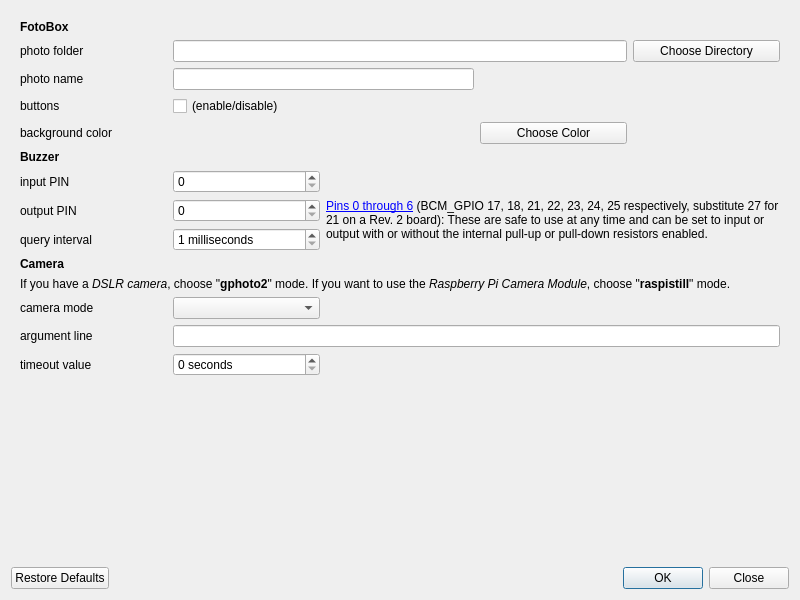
Above: preferences.ui from tomikais/fotobox before the change. Below: the same form after it.
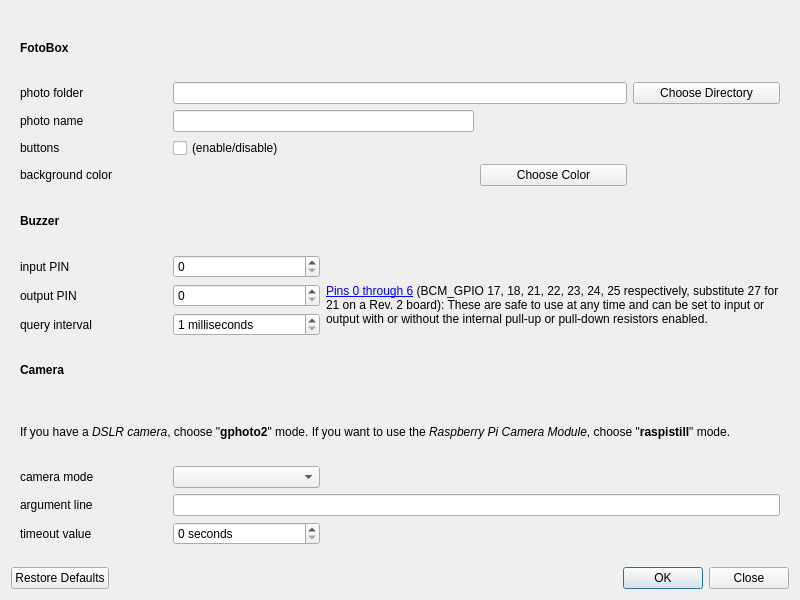
That is the form after the change.

The edit to the form file:
```diff
--- a/preferences.ui
+++ b/preferences.ui
@@ -102,7 +102,7 @@
             <number>1</number>
            </property>
            <property name="maximum">
-            <number>100</number>
+            <number>1000</number>
            </property>
           </widget>
          </item>
@@ -324,12 +324,6 @@
          <property name="orientation">
           <enum>Qt::Vertical</enum>
          </property>
-         <property name="sizeHint" stdset="0">
-          <size>
-           <width>0</width>
-           <height>0</height>
-          </size>
-         </property>
         </spacer>
        </item>
       </layout>
```
